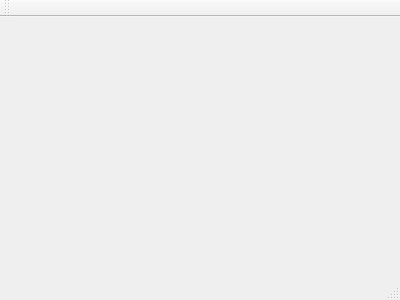
Above: convert/mainwindow.ui from MarinaPl/db-convertor before the change. Below: the same form after it.
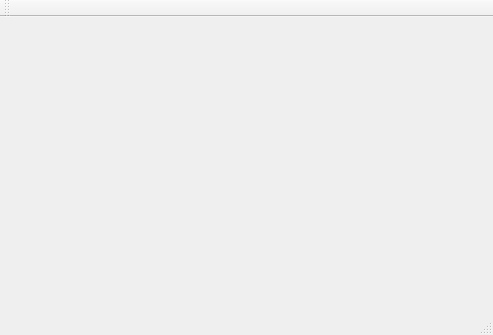
That is the form after the change.

What changed in the file:
```diff
--- a/convert/mainwindow.ui
+++ b/convert/mainwindow.ui
@@ -1,24 +1,29 @@
 <ui version="4.0">
  <class>MainWindow</class>
- <widget class="QMainWindow" name="MainWindow" >
-  <property name="geometry" >
+ <widget class="QMainWindow" name="MainWindow">
+  <property name="geometry">
    <rect>
     <x>0</x>
     <y>0</y>
-    <width>400</width>
-    <height>300</height>
+    <width>493</width>
+    <height>335</height>
    </rect>
   </property>
   <property name="windowTitle" >
    <string>MainWindow</string>
   </property>
-  <widget class="QMenuBar" name="menuBar" />
-  <widget class="QToolBar" name="mainToolBar" />
-  <widget class="QWidget" name="centralWidget" />
-  <widget class="QStatusBar" name="statusBar" />
+  <widget class="QWidget" name="centralWidget"/>
+  <widget class="QToolBar" name="mainToolBar">
+   <attribute name="toolBarArea">
+    <enum>TopToolBarArea</enum>
+   </attribute>
+   <attribute name="toolBarBreak">
+    <bool>false</bool>
+   </attribute>
+  </widget>
+  <widget class="QStatusBar" name="statusBar"/>
  </widget>
- <layoutDefault spacing="6" margin="11" />
- <pixmapfunction></pixmapfunction>
+ <layoutdefault spacing="6" margin="11"/>
  <resources/>
  <connections/>
 </ui>
```
Left out of the diff: 3 changed lines with no effect on the pictures.
